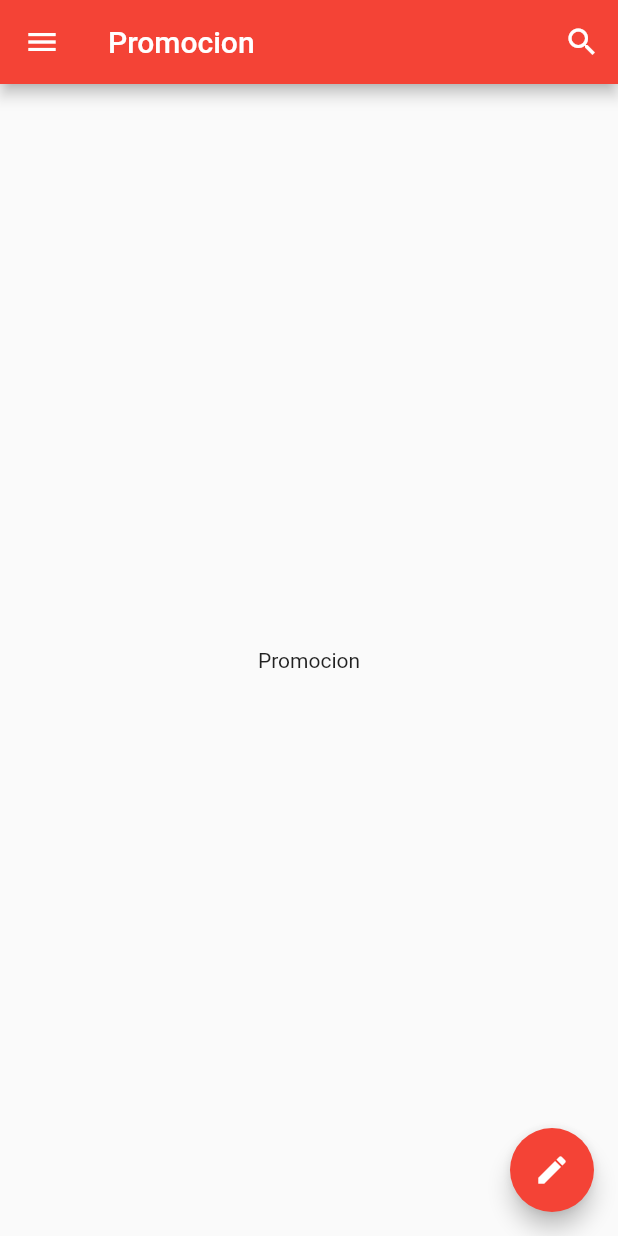
After one commit to JoseFlores97/flutter_gmail_ui, a Flutter app: the Promocion screen opened by its route, on a phone screen of 412 x 824 dp. The commit adds this screen. Run offline on Flutter 3.47's test engine with Material 2 defaults, Android fonts, the phone set to English and light mode, and no system bars.

Commit message:
add(promocion): module for promotions

```diff
--- a/lib/main.dart
+++ b/lib/main.dart
@@ -2,6 +2,7 @@ import 'package:flutter/material.dart';
 
 import './screens/principal.dart';
 import './screens/social.dart';
+import './screens/promocion.dart';
 
 void main() => runApp(MyApp());
 
@@ -15,6 +16,7 @@ class MyApp extends StatelessWidget {
       routes: <String, WidgetBuilder>{
         '/': (BuildContext context) => Principal(),
         '/social': (BuildContext context) => Social(),
+        '/promocion': (BuildContext context) => Promocion(),
       },
     );
   }
--- /dev/null
+++ b/lib/screens/promocion.dart
@@ -0,0 +1,26 @@
+import 'package:flutter/material.dart';
+
+import './widgets/floating_button.dart';
+import './widgets/drawer.dart';
+
+class Promocion extends StatelessWidget {
+  @override
+  Widget build(BuildContext context) {
+    return Scaffold(
+      appBar: AppBar(
+        title: Text('Promocion'),
+        actions: <Widget>[
+          IconButton(
+            icon: Icon(Icons.search),
+            onPressed: () {},
+          )
+        ],
+      ),
+      body: Center(
+        child: Text('Promocion'),
+      ),
+      floatingActionButton: FloatingButton(),
+      drawer: SideDrawer(),
+    );
+  }
+}
--- a/lib/screens/widgets/drawer.dart
+++ b/lib/screens/widgets/drawer.dart
@@ -71,7 +71,7 @@ class SideDrawer extends StatelessWidget {
           ),
           DrawerTile('Principal', 'inbox', '/'),
           DrawerTile('Social', 'people', '/social'),
-          DrawerTile('Promociones', 'local_offer', '/'),
+          DrawerTile('Promociones', 'local_offer', '/promocion'),
           DrawerTile('Notificaciones', 'info', '/'),
           DrawerTile('Foros', 'forum', '/'),
           Divider(),
```
